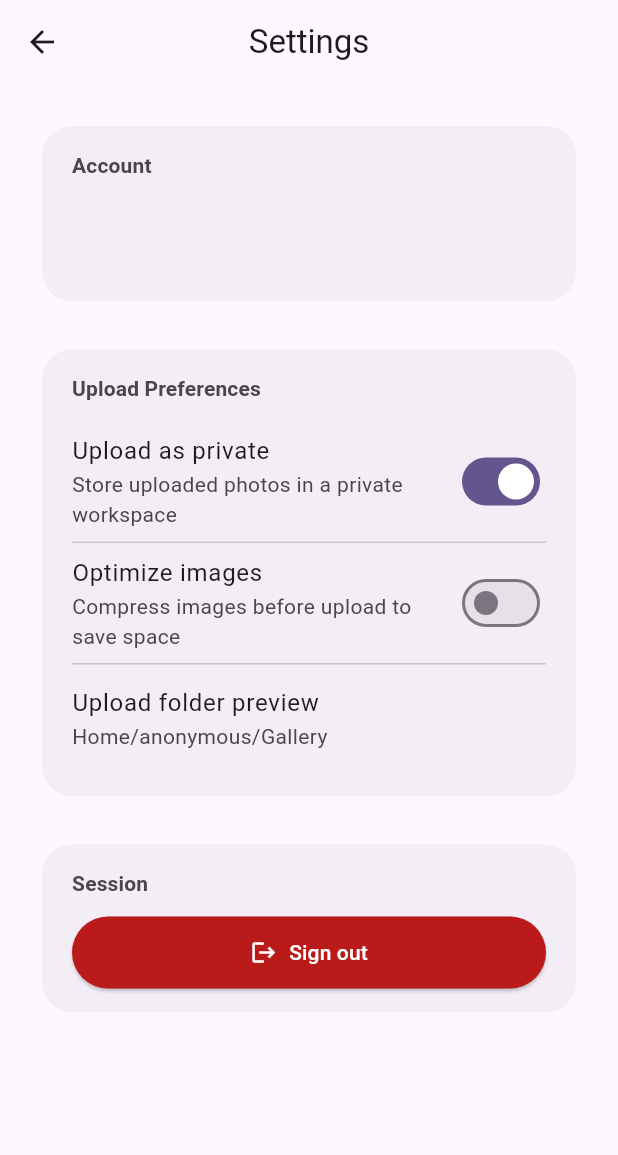
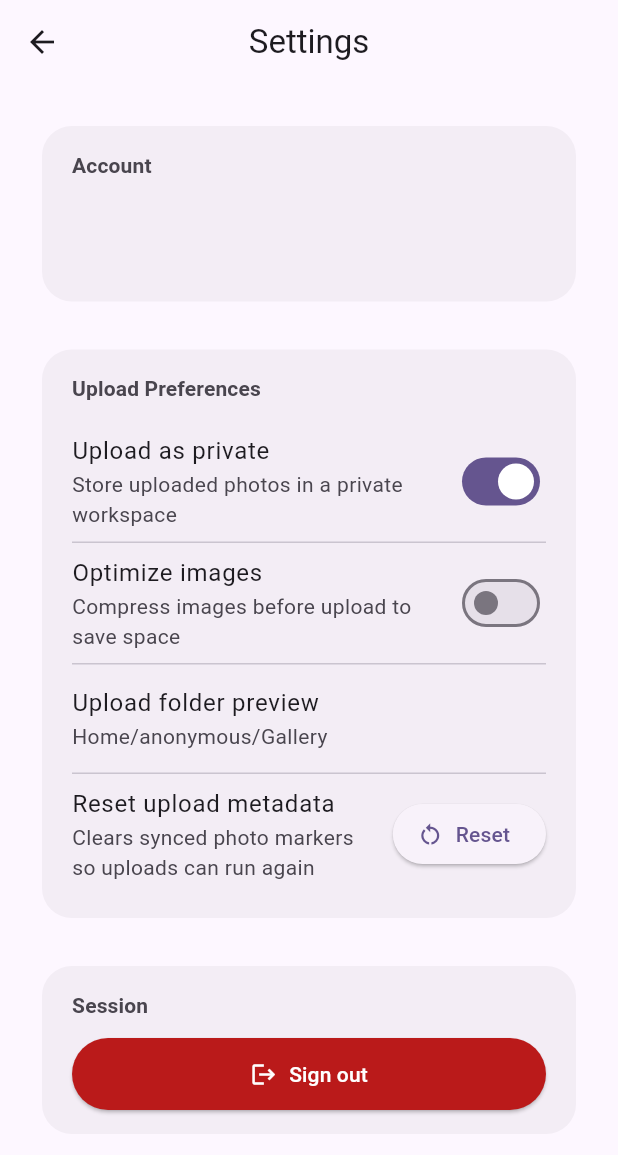
Before and after one commit to TechnicalShree/flutter_cloud_sync_photos, a Flutter app: the SettingsPage screen opened by its route, on a phone screen of 412 x 824 dp. Shown: the top 1155 px of the screen. Run offline on Flutter 3.47's test engine with Material 3 defaults, Android fonts, the phone set to English and light mode, and no system bars; our stand-ins replace connectivity_plus, shared_preferences; missing offline and left inert: photo_manager, photo_manager_image_provider; accounts and stored records are empty; network calls fail.

Commit message:
Add settings control to reset upload metadata

```diff
--- a/lib/features/gallery/data/services/upload_metadata_store.dart
+++ b/lib/features/gallery/data/services/upload_metadata_store.dart
@@ -70,6 +70,11 @@ class UploadMetadataStore {
     await prefs.setString(_storageKey, jsonEncode(metadata));
   }
 
+  Future<void> clearAll() async {
+    final prefs = await _prefsFuture;
+    await prefs.remove(_storageKey);
+  }
+
   Map<String, String> _decode(String stored) {
     final dynamic decoded = jsonDecode(stored);
     if (decoded is Map) {
--- /dev/null
+++ b/lib/features/settings/data/settings_actions.dart
@@ -0,0 +1,12 @@
+import '../../gallery/data/services/upload_metadata_store.dart';
+
+class SettingsActions {
+  SettingsActions({UploadMetadataStore? metadataStore})
+    : _metadataStore = metadataStore ?? UploadMetadataStore();
+
+  final UploadMetadataStore _metadataStore;
+
+  Future<void> resetUploadMetadata() => _metadataStore.clearAll();
+}
+
+final SettingsActions settingsActions = SettingsActions();
--- a/lib/features/settings/presentation/pages/settings_page.dart
+++ b/lib/features/settings/presentation/pages/settings_page.dart
@@ -4,6 +4,7 @@ import '../../../auth/data/services/auth_service.dart';
 import '../../../auth/domain/models/user_details.dart';
 import '../../../auth/presentation/pages/login_page.dart';
 import '../../data/upload_preferences_store.dart';
+import '../../data/settings_actions.dart';
 
 class SettingsPage extends StatefulWidget {
   const SettingsPage({super.key});
@@ -17,6 +18,7 @@ class SettingsPage extends StatefulWidget {
 class _SettingsPageState extends State<SettingsPage> {
   final AuthService _authService = globalAuthService;
   final UploadPreferencesStore _preferencesStore = uploadPreferencesStore;
+  final SettingsActions _actions = settingsActions;
 
   UserDetails? _userDetails;
   bool _loadingUser = true;
@@ -24,6 +26,7 @@ class _SettingsPageState extends State<SettingsPage> {
   bool _isPrivateUploads = true;
   bool _optimizeUploads = false;
   bool _processingLogout = false;
+  bool _resettingMetadata = false;
 
   @override
   void initState() {
@@ -107,6 +110,71 @@ class _SettingsPageState extends State<SettingsPage> {
     Navigator.of(
       context,
     ).pushNamedAndRemoveUntil(LoginPage.routeName, (_) => false);
+  }
+
+  Future<void> _handleResetMetadata() async {
+    if (_resettingMetadata) {
+      return;
+    }
+
+    final confirmed = await showDialog<bool>(
+      context: context,
+      builder: (context) {
+        final theme = Theme.of(context);
+        return AlertDialog(
+          title: const Text('Reset upload metadata?'),
+          content: const Text(
+            'This clears the list of photos marked as synced. You can re-upload any photo afterwards.',
+          ),
+          actions: [
+            TextButton(
+              onPressed: () => Navigator.of(context).pop(false),
+              child: const Text('Cancel'),
+            ),
+            FilledButton(
+              style: FilledButton.styleFrom(
+                backgroundColor: theme.colorScheme.error,
+                foregroundColor: theme.colorScheme.onError,
+              ),
+              onPressed: () => Navigator.of(context).pop(true),
+              child: const Text('Reset'),
+            ),
+          ],
+        );
+      },
+    );
+
+    if (confirmed != true || !mounted) {
+      return;
+    }
+
+    setState(() {
+      _resettingMetadata = true;
+    });
+
+    final messenger = ScaffoldMessenger.of(context);
+    messenger.hideCurrentSnackBar();
+    messenger.showSnackBar(
+      const SnackBar(content: Text('Clearing synced photo records...')),
+    );
+
+    try {
+      await _actions.resetUploadMetadata();
+      if (!mounted) {
+        return;
+      }
+
+      messenger.hideCurrentSnackBar();
+      messenger.showSnackBar(
+        const SnackBar(content: Text('Upload metadata cleared')),
+      );
+    } finally {
+      if (mounted) {
+        setState(() {
+          _resettingMetadata = false;
+        });
+      }
+    }
   }
 
   @override
@@ -240,6 +308,25 @@ class _SettingsPageState extends State<SettingsPage> {
               ),
             ),
           ),
+          const Divider(height: 1),
+          ListTile(
+            contentPadding: EdgeInsets.zero,
+            title: const Text('Reset upload metadata'),
+            subtitle: const Text(
+              'Clears synced photo markers so uploads can run again',
+            ),
+            trailing: ElevatedButton.icon(
+              onPressed: _resettingMetadata ? null : _handleResetMetadata,
+              icon: _resettingMetadata
+                  ? const SizedBox(
+                      width: 16,
+                      height: 16,
+                      child: CircularProgressIndicator(strokeWidth: 2),
+                    )
+                  : const Icon(Icons.restart_alt),
+              label: Text(_resettingMetadata ? 'Resetting...' : 'Reset'),
+            ),
+          ),
         ],
       ),
     );
```
